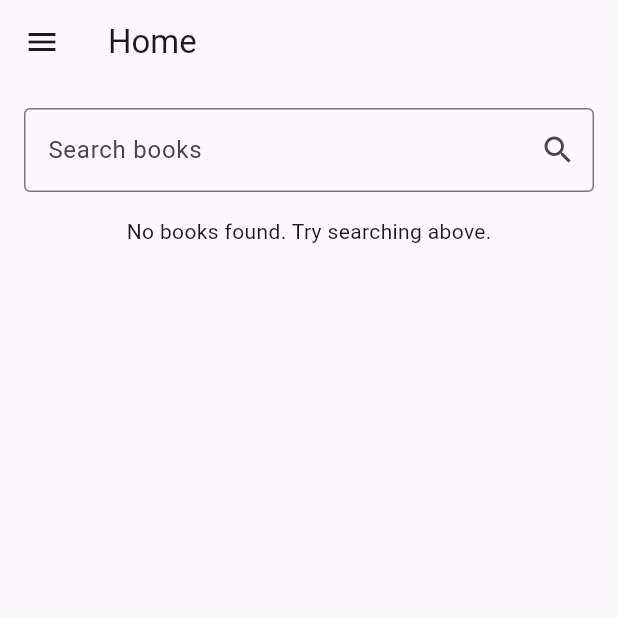
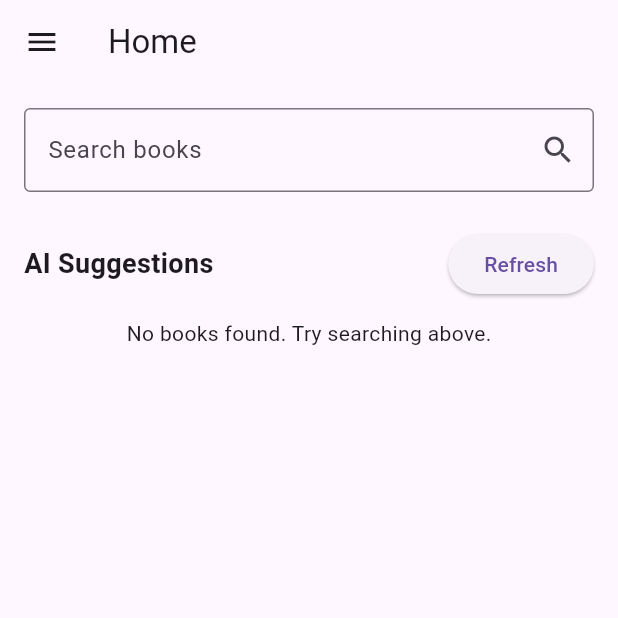
Before and after one commit to abigailsheldon/book_app, a Flutter app: the HomeScreen screen opened by its route, on a phone screen of 412 x 824 dp, the top half of it. Run offline on Flutter 3.47's test engine with Material 3 defaults, Android fonts, the phone set to English and light mode, and no system bars; our stand-ins replace cloud_firestore, firebase_auth, firebase_core, flutter_dotenv; missing offline and left inert: dart_openai, openai_package; accounts and stored records are empty.

```diff
--- a/lib/main.dart
+++ b/lib/main.dart
@@ -2,12 +2,15 @@ import 'package:flutter/material.dart';
 import 'package:firebase_core/firebase_core.dart';
 import 'package:flutter_dotenv/flutter_dotenv.dart';
 import 'package:provider/provider.dart';
+import 'package:dart_openai/dart_openai.dart';
+
 import 'firebase_options.dart';
 
 import 'providers/user_provider.dart';
 import 'providers/book_provider.dart';
 import 'providers/review_provider.dart';
 import 'providers/discussion_provider.dart';
+import 'providers/recommendation_provider.dart';
 
 import 'screens/login_screen.dart';
 import 'screens/signup_screen.dart';
@@ -25,6 +28,7 @@ void main() async {
   WidgetsFlutterBinding.ensureInitialized();
 
   await dotenv.load(fileName: ".env");
+  OpenAI.apiKey = dotenv.env['OPENAI_API_KEY']!;
 
   // Initialize Firebase
   await Firebase.initializeApp(
@@ -48,6 +52,8 @@ class BookApp extends StatelessWidget {
         ChangeNotifierProvider(create: (_) => BookProvider()),
         ChangeNotifierProvider(create: (_) => ReviewProvider()),        ChangeNotifierProvider(create: (_) => ReviewProvider()),
         ChangeNotifierProvider(create: (_) => DiscussionProvider()),
+        ChangeNotifierProvider(create: (_) => RecommendationProvider()),
+
 
 
         // Provides authentication state and methods via UserProvider
--- a/lib/screens/home_screen.dart
+++ b/lib/screens/home_screen.dart
@@ -1,11 +1,15 @@
 import 'package:flutter/material.dart';
 import 'package:provider/provider.dart';
+
 import '../providers/book_provider.dart';
+import '../providers/recommendation_provider.dart';
+import '../providers/user_provider.dart';
+
 import '../widgets/book_card.dart';
 import 'book_detail_screen.dart';
 
 /*
- * Home screen showing search bar, list of books, and a Drawer
+ * Home screen showing search bar, list of books, AI suggestions, and a Drawer
  * to navigate to the other pages.
  */
 class HomeScreen extends StatefulWidget {
@@ -26,42 +30,42 @@ class _HomeScreenState extends State<HomeScreen> {
 
   @override
   Widget build(BuildContext context) {
-    final bookProv = Provider.of<BookProvider>(context);
+    final bookProv = context.watch<BookProvider>();
+    final recProv = context.watch<RecommendationProvider>();
+    final userProv = context.watch<UserProvider>();
+
+    // Use Firestore-backed AppUser model
+    final appUser = userProv.appUser;
 
     return Scaffold(
       appBar: AppBar(title: const Text('Home')),
-
-      // Add a navigation drawer
       drawer: Drawer(
         child: ListView(
           padding: EdgeInsets.zero,
           children: [
             const DrawerHeader(child: Text('Menu')),
-
             ListTile(
               leading: const Icon(Icons.home),
               title: const Text('Home'),
-              onTap: () => Navigator.pushReplacementNamed(context, '/home'),
+              onTap: () =>
+                  Navigator.pushReplacementNamed(context, '/home'),
             ),
-
             ListTile(
               leading: const Icon(Icons.search),
               title: const Text('Search'),
               onTap: () => Navigator.pushNamed(context, '/search'),
             ),
-
             ListTile(
               leading: const Icon(Icons.person),
               title: const Text('Profile'),
               onTap: () => Navigator.pushNamed(context, '/profile'),
             ),
-
             ListTile(
               leading: const Icon(Icons.list),
               title: const Text('Reading List'),
-              onTap: () => Navigator.pushNamed(context, '/reading-list'),
+              onTap: () =>
+                  Navigator.pushNamed(context, '/reading-list'),
             ),
-
             ListTile(
               leading: const Icon(Icons.settings),
               title: const Text('Settings'),
@@ -70,15 +74,13 @@ class _HomeScreenState extends State<HomeScreen> {
           ],
         ),
       ),
-
-      // Body scrollable and avoid keyboard overflow
       resizeToAvoidBottomInset: true,
       body: SafeArea(
         child: SingleChildScrollView(
           padding: const EdgeInsets.all(16),
           child: Column(
+            crossAxisAlignment: CrossAxisAlignment.stretch,
             children: [
-
               // Search bar
               TextField(
                 controller: _searchController,
@@ -95,18 +97,103 @@ class _HomeScreenState extends State<HomeScreen> {
                 ),
                 textInputAction: TextInputAction.search,
                 onSubmitted: (q) {
-                  if (q.trim().isNotEmpty) bookProv.searchBooks(q.trim());
+                  final t = q.trim();
+                  if (t.isNotEmpty) bookProv.searchBooks(t);
                 },
               ),
-              const SizedBox(height: 16),
+              const SizedBox(height: 24),
 
-              // Loading / Error / Empty / List states
+              // AI Suggestions section
+              Row(
+                mainAxisAlignment: MainAxisAlignment.spaceBetween,
+                children: [
+                  const Text(
+                    'AI Suggestions',
+                    style:
+                        TextStyle(fontSize: 18, fontWeight: FontWeight.bold),
+                  ),
+                  ElevatedButton(
+                    onPressed: appUser == null || recProv.loading
+                        ? null
+                        : () => recProv.fetchRecommendations(
+                              genres: appUser.favoriteGenres,
+                              existingBookIds: [
+                                ...appUser.readingListWantToRead,
+                                ...appUser.readingListReading,
+                                ...appUser.readingListFinished,
+                              ],
+                            ),
+                    child: recProv.loading
+                        ? const SizedBox(
+                            width: 16,
+                            height: 16,
+                            child: CircularProgressIndicator(strokeWidth: 2),
+                          )
+                        : const Text('Refresh'),
+                  ),
+                ],
+              ),
+              const SizedBox(height: 12),
+              if (recProv.error != null)
+                Text(recProv.error!,
+                    style: const TextStyle(color: Colors.red)),
+              if (recProv.recommendations.isNotEmpty) ...[
+                const SizedBox(height: 8),
+                SizedBox(
+                  height: 200,
+                  child: ListView.separated(
+                    scrollDirection: Axis.horizontal,
+                    padding: const EdgeInsets.symmetric(horizontal: 16),
+                    separatorBuilder: (_, __) =>
+                        const SizedBox(width: 12),
+                    itemCount: recProv.recommendations.length,
+                    itemBuilder: (_, i) {
+                      final book = recProv.recommendations[i];
+                      return GestureDetector(
+                        onTap: () => Navigator.push(
+                          context,
+                          MaterialPageRoute(
+                            builder: (_) =>
+                                BookDetailScreen(book: book),
+                          ),
+                        ),
+                        child: Column(
+                          children: [
+                            Image.network(book.coverUrl,
+                                width: 100,
+                                height: 120,
+                                fit: BoxFit.cover),
+                            const SizedBox(height: 4),
+                            SizedBox(
+                              width: 100,
+                              child: Text(
+                                book.title,
+                                maxLines: 2,
+                                overflow: TextOverflow.ellipsis,
+                                textAlign: TextAlign.center,
+                              ),
+                            ),
+                          ],
+                        ),
+                      );
+                    },
+                  ),
+                ),
+                const SizedBox(height: 24),
+              ],
+
+              // Search results / loading / errors
               if (bookProv.loading)
                 const Center(child: CircularProgressIndicator())
               else if (bookProv.error != null)
-                Center(child: Text(bookProv.error!, style: const TextStyle(color: Colors.red)))
+                Center(
+                  child: Text(bookProv.error!,
+                      style: const TextStyle(color: Colors.red)),
+                )
               else if (bookProv.searchResults.isEmpty)
-                const Center(child: Text('No books found. Try searching above.'))
+                const Center(
+                    child:
+                        Text('No books found. Try searching above.'))
               else
                 ListView.builder(
                   shrinkWrap: true,
@@ -118,7 +205,9 @@ class _HomeScreenState extends State<HomeScreen> {
                       book: book,
                       onTap: () => Navigator.push(
                         context,
-                        MaterialPageRoute(builder: (_) => BookDetailScreen(book: book)),
+                        MaterialPageRoute(
+                            builder: (_) =>
+                                BookDetailScreen(book: book)),
                       ),
                     );
                   },
--- a/pubspec.yaml
+++ b/pubspec.yaml
@@ -25,7 +25,9 @@ dependencies:
   provider: ^6.0.0
   http: ^1.3.0
   google_sign_in: ^6.0.0
-  flutter_dotenv: ^5.0.2
+  flutter_dotenv: ^5.2.1
+  dart_openai: ^5.1.0
+  openai_package: ^1.0.7
 
 dev_dependencies:
   flutter_test:
```
Also changed, not shown: lib/providers/recommendation_provider.dart (added, +49 -0 lines), lib/services/openai_service.dart (+38 -0 lines), lib/widgets/review_list.dart (+33 -9 lines), pubspec.lock, 1 other file.
